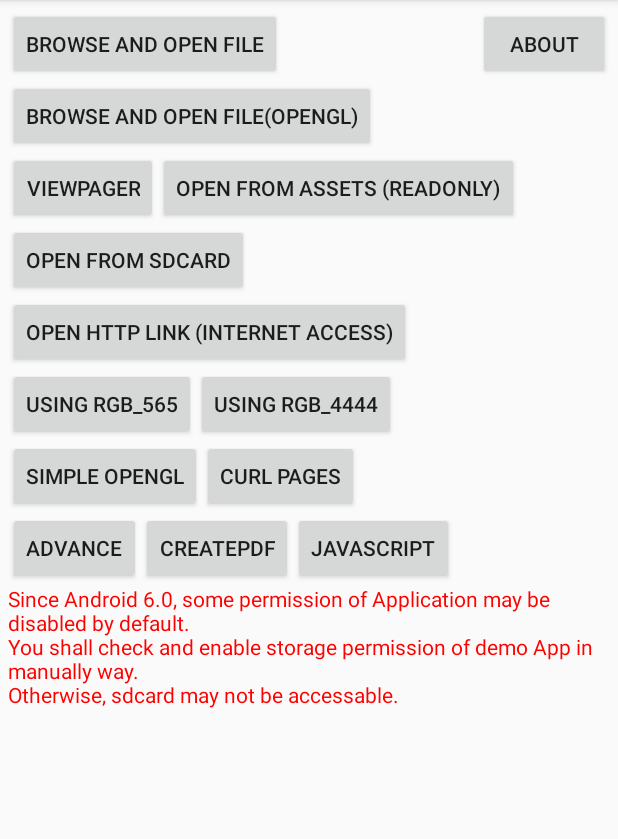
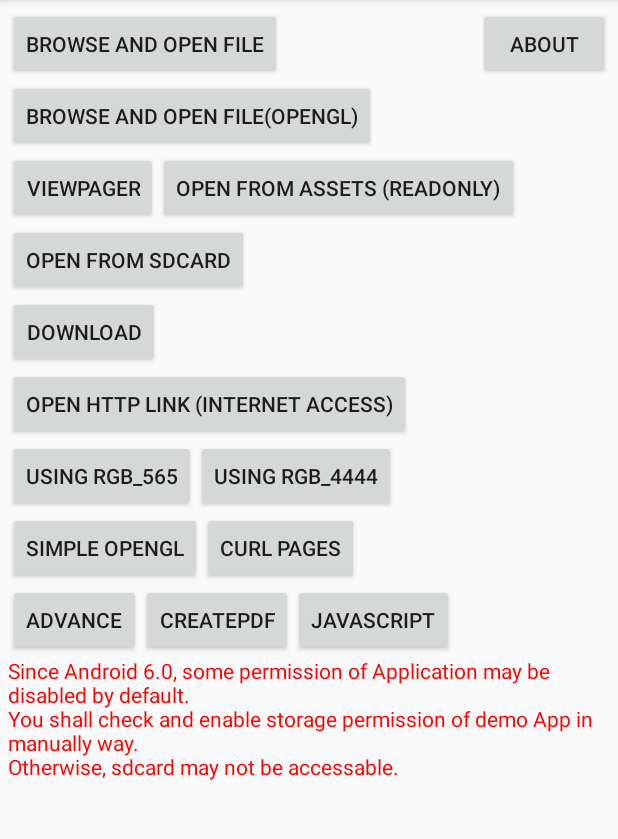
Before and after one commit to afarhan39/radaeepdfsample, an Android app: the screen it shows after launch (MainActivity), on a phone screen of 412 x 824 dp, the part 84-923 px from its top. Run offline under Robolectric (Android 15) with nearby library versions, the phone set to English and light mode, and no system bars.

Commit message:
[] added download utils, and download button

```diff
--- a/RDPDFReader/src/main/java/com/radaee/reader/MainActivity.java
+++ b/RDPDFReader/src/main/java/com/radaee/reader/MainActivity.java
@@ -26,6 +26,7 @@ public class MainActivity extends Activity implements OnClickListener {
     private Button m_btn_pager;
 	private Button m_btn_asset;
 	private Button m_btn_sdcard;
+	private Button m_btn_dl;
 	private Button m_btn_http;
     private Button m_btn_gl;
     private Button m_btn_glfile;
@@ -53,6 +54,7 @@ public class MainActivity extends Activity implements OnClickListener {
         m_btn_pager = (Button)layout.findViewById(R.id.btn_pager);
 		m_btn_asset = (Button)layout.findViewById(R.id.btn_asset);
 		m_btn_sdcard = (Button)layout.findViewById(R.id.btn_sdcard);
+		m_btn_dl = (Button)layout.findViewById(R.id.btn_dl);
 		m_btn_http = (Button)layout.findViewById(R.id.btn_http);
         m_btn_gl = (Button)layout.findViewById(R.id.btn_gl);
         m_btn_565 = (Button)layout.findViewById(R.id.btn_565);
@@ -67,6 +69,7 @@ public class MainActivity extends Activity implements OnClickListener {
         m_btn_pager.setOnClickListener(this);
 		m_btn_asset.setOnClickListener(this);
 		m_btn_sdcard.setOnClickListener(this);
+		m_btn_dl.setOnClickListener(this);
 		m_btn_http.setOnClickListener(this);
         m_btn_gl.setOnClickListener(this);
         m_btn_565.setOnClickListener(this);
@@ -137,6 +140,9 @@ public class MainActivity extends Activity implements OnClickListener {
                 Toast.makeText(this, getString(R.string.file_not_exist) + pdf_path, Toast.LENGTH_SHORT).show();
 			}
 		}
+        else if( arg0 == m_btn_dl ) {
+            Toast.makeText(this, "download", Toast.LENGTH_SHORT).show();
+        }
 		else if( arg0 == m_btn_http ) {
 			String http_link = "http://www.radaeepdf.com/documentation/MRBrochoure.pdf";
             //String http_link = "http://www.radaeepdf.com/documentation/oversize_pdf_test_0_opt.pdf";
--- a/RDPDFReader/src/main/res/layout/activity_main.xml
+++ b/RDPDFReader/src/main/res/layout/activity_main.xml
@@ -57,11 +57,19 @@
         android:text="@string/open_sdcard" />
 
     <Button
+        android:id="@+id/btn_dl"
+        android:layout_width="wrap_content"
+        android:layout_height="wrap_content"
+        android:layout_alignParentLeft="true"
+        android:layout_below="@+id/btn_sdcard"
+        android:text="Download" />
+
+    <Button
         android:id="@+id/btn_http"
         android:layout_width="wrap_content"
         android:layout_height="wrap_content"
         android:layout_alignParentLeft="true"
-        android:layout_below="@+id/btn_sdcard"
+        android:layout_below="@+id/btn_dl"
         android:text="@string/open_http" />
 
     <LinearLayout
```
Also changed, not shown: RDPDFReader/src/main/java/com/radaee/reader/DownloadUtils.java (added, +58 -0 lines), 108 other files.
